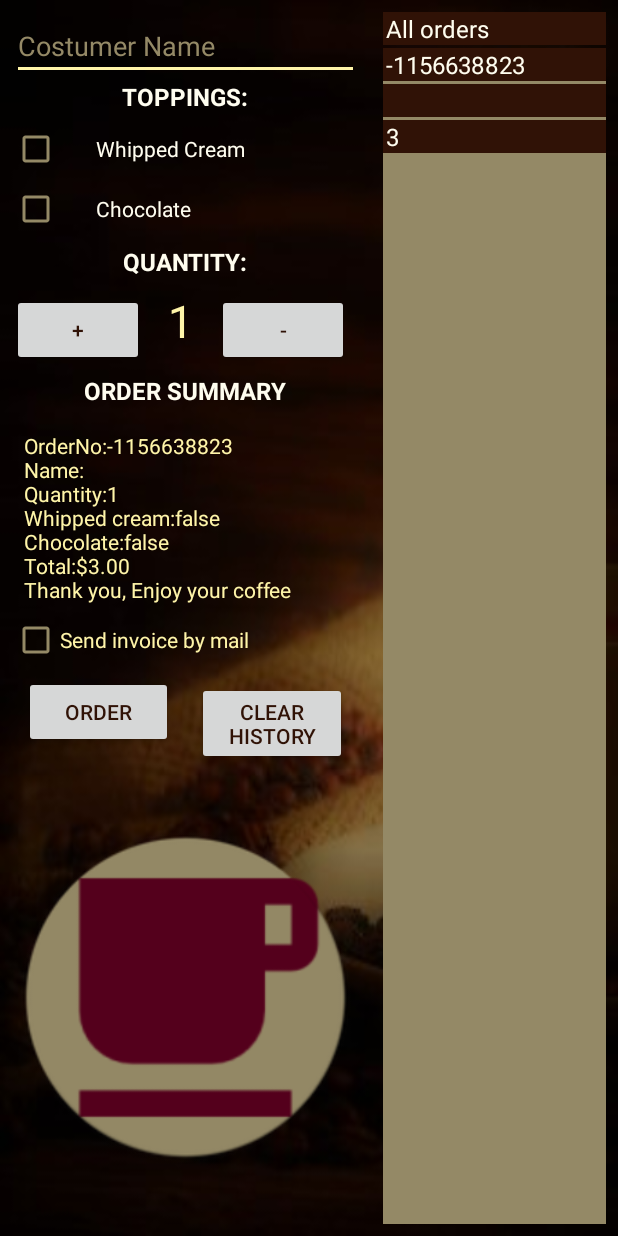
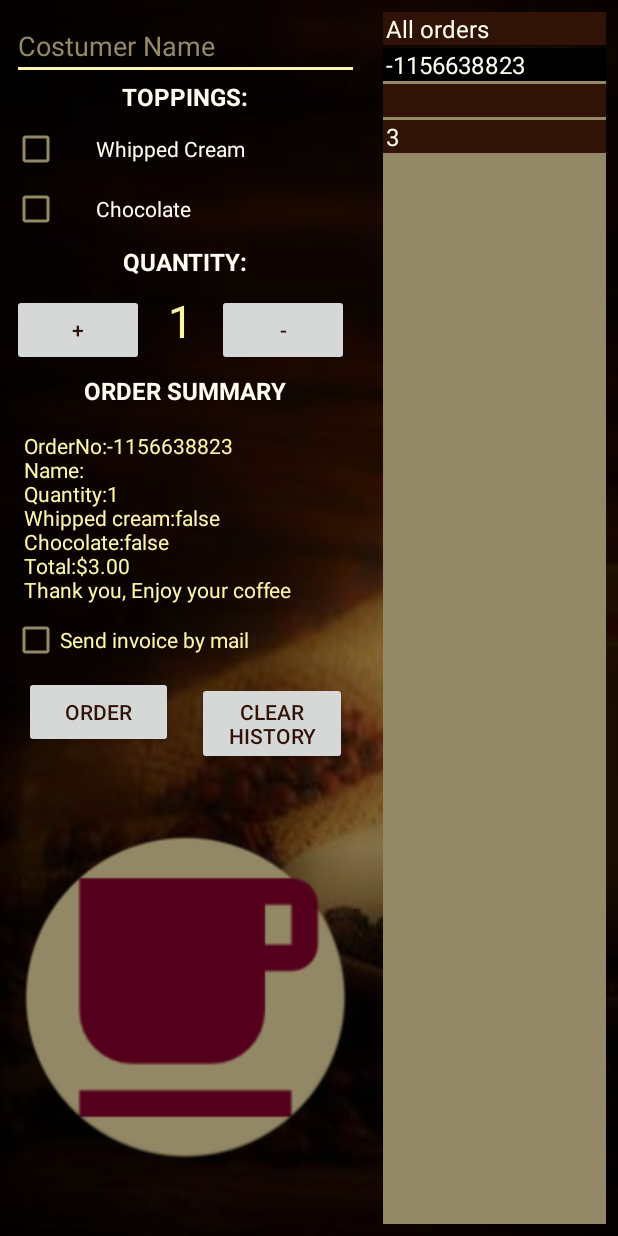
Before and after one commit to samyabdellatif/JustJavaRoomDatabaseWithView, an Android app: the screen it shows after launch (MainActivity), after a tap on "ORDER", on a phone screen of 412 x 824 dp. Run offline under Robolectric (Android 15) with nearby library versions, the phone set to English and light mode, and no system bars; our stand-ins replace Room's generated code; libraries missing offline, so code that uses them is left out: android.arch.persistence.

Commit message:
changing the background color of the ID TextView

```diff
--- a/app/src/main/res/layout/recyclerview_item.xml
+++ b/app/src/main/res/layout/recyclerview_item.xml
@@ -6,6 +6,7 @@
 
     <TextView
         style="@style/list_item"
+        android:background="@android:color/black"
         android:id="@+id/id_text_view"
         android:layout_width="match_parent"
         android:layout_height="wrap_content"/>
```
